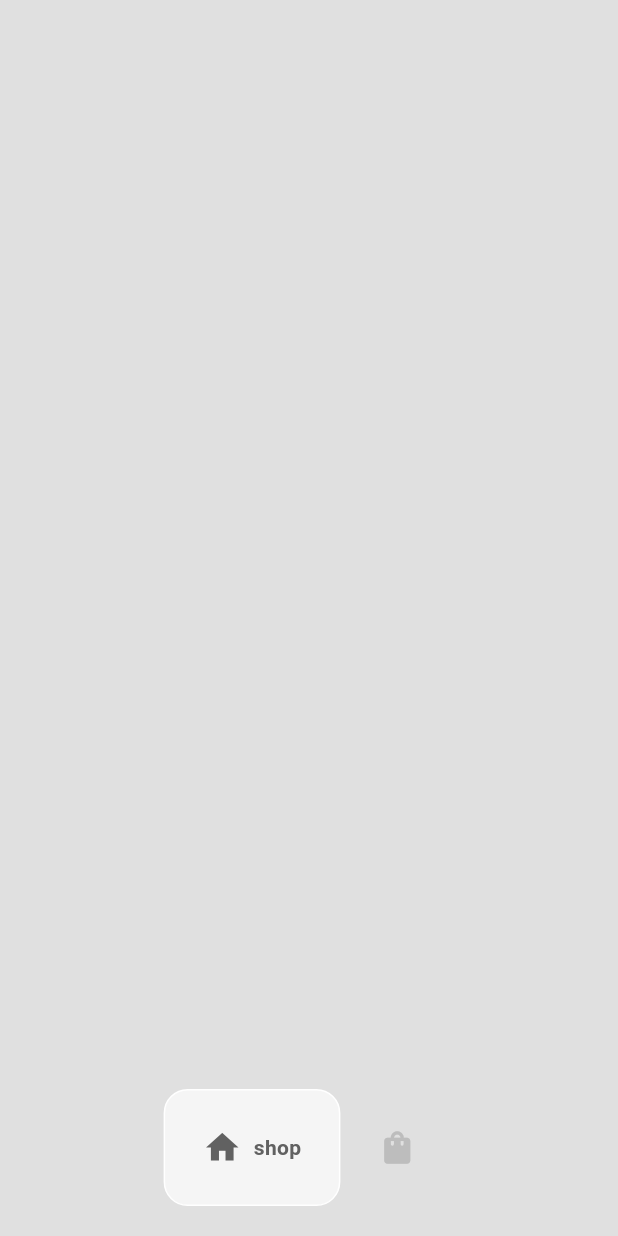
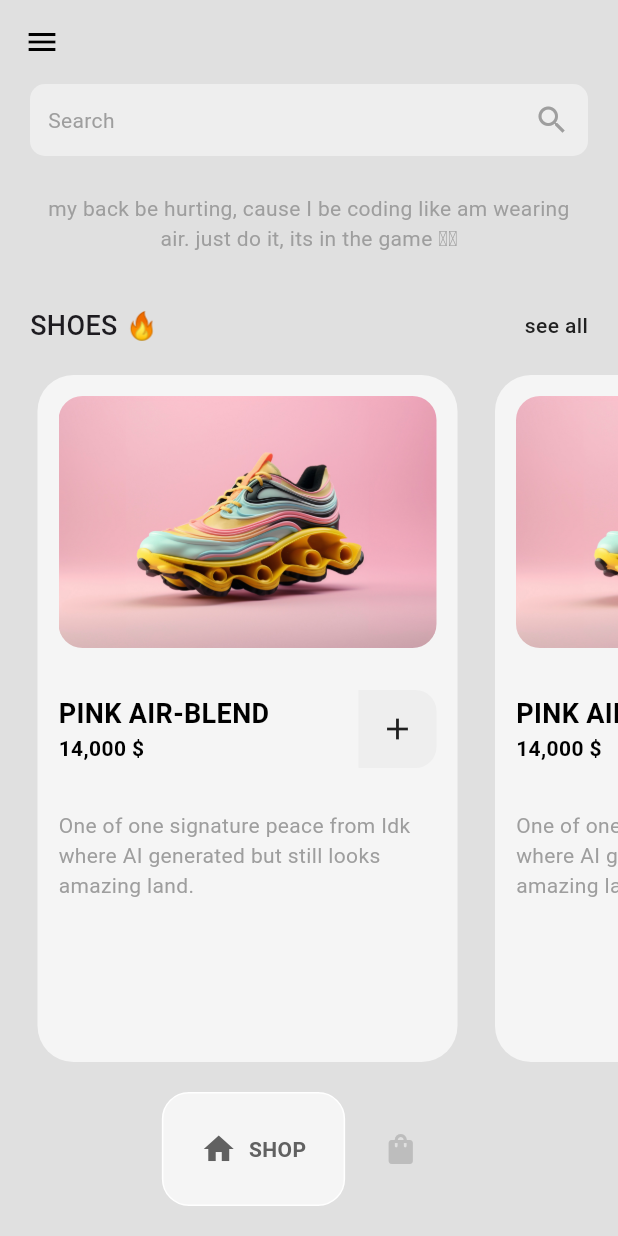
Before and after one commit to Yehonatal/project_ecart, a Flutter app: the HomePage screen opened directly, on a phone screen of 412 x 824 dp. Run offline on Flutter 3.47's test engine with Material 3 defaults, Android fonts, the phone set to English and light mode, and no system bars; drawn by our look-alikes of google_nav_bar.

Commit message:
Dev: model made, shoe tiles made, drawer added and route c - s and s - c added

```diff
--- a/lib/components/bottom_nav_bar.dart
+++ b/lib/components/bottom_nav_bar.dart
@@ -1,3 +1,5 @@
+// ignore_for_file: must_be_immutable
+
 import "package:flutter/material.dart";
 import "package:google_nav_bar/google_nav_bar.dart";
 
@@ -10,7 +12,6 @@ class BottomNavBar extends StatelessWidget {
     return Container(
       padding: const EdgeInsets.symmetric(vertical: 20),
       child: GNav(
-          iconSize: 26,
           haptic: true,
           gap: 8,
           color: Colors.grey[400],
@@ -18,16 +19,17 @@ class BottomNavBar extends StatelessWidget {
           tabActiveBorder: Border.all(color: Colors.white),
           tabBackgroundColor: Colors.grey.shade100,
           mainAxisAlignment: MainAxisAlignment.center,
-          tabBorderRadius: 16,
+          tabBorderRadius: 18,
+          iconSize: 24,
           onTabChange: (value) => onTabChange!(value),
           tabs: const [
             GButton(
               icon: Icons.home,
-              text: "shop",
+              text: "SHOP",
             ),
             GButton(
               icon: Icons.shopping_bag_rounded,
-              text: "cart",
+              text: "CART",
             ),
           ]),
     );
--- /dev/null
+++ b/lib/components/shoe_tile.dart
@@ -0,0 +1,79 @@
+import 'package:flutter/material.dart';
+import 'package:project_ecart/models/shoe.dart';
+
+class ShoeTile extends StatelessWidget {
+  Shoe shoe;
+  ShoeTile({super.key, required this.shoe});
+
+  @override
+  Widget build(BuildContext context) {
+    return Container(
+      margin: const EdgeInsets.only(left: 25),
+      width: 280,
+      decoration: BoxDecoration(
+          color: Colors.grey[100], borderRadius: BorderRadius.circular(24)),
+      child: Column(
+        mainAxisAlignment: MainAxisAlignment.start,
+        children: [
+          // shoe image
+          Padding(
+            padding: const EdgeInsets.all(14),
+            child: ClipRRect(
+              borderRadius: BorderRadius.circular(16),
+              child: Image.asset(shoe.imagePath),
+            ),
+          ),
+
+          // button to add to cart
+          Padding(
+            padding: const EdgeInsets.all(14),
+            child: Row(
+              mainAxisAlignment: MainAxisAlignment.spaceBetween,
+              children: [
+                Column(
+                  crossAxisAlignment: CrossAxisAlignment.start,
+                  children: [
+                    Text(
+                      shoe.name,
+                      style: const TextStyle(
+                          color: Colors.black,
+                          fontWeight: FontWeight.bold,
+                          fontSize: 18),
+                    ),
+                    Text(
+                      shoe.price,
+                      style: const TextStyle(
+                          color: Colors.black,
+                          fontWeight: FontWeight.bold,
+                          fontSize: 14),
+                    )
+                  ],
+                ),
+                Container(
+                  child: Icon(Icons.add),
+                  padding: EdgeInsets.all(14),
+                  decoration: BoxDecoration(
+                      color: Colors.grey[200],
+                      borderRadius: BorderRadiusDirectional.only(
+                          topEnd: Radius.circular(14),
+                          bottomEnd: Radius.circular(14))),
+                )
+              ],
+            ),
+          ),
+
+          // price and other details
+          Padding(
+            padding: const EdgeInsets.all(14),
+            child: Text(
+              shoe.description,
+              style: TextStyle(
+                color: Colors.grey[500],
+              ),
+            ),
+          ),
+        ],
+      ),
+    );
+  }
+}
--- /dev/null
+++ b/lib/models/shoe.dart
@@ -0,0 +1,12 @@
+class Shoe {
+  final String name;
+  final String price;
+  final String imagePath;
+  final String description;
+
+  Shoe(
+      {required this.name,
+      required this.price,
+      required this.description,
+      required this.imagePath});
+}
--- /dev/null
+++ b/lib/pages/cart_page.dart
@@ -0,0 +1,15 @@
+import "package:flutter/material.dart";
+
+class CartPage extends StatelessWidget {
+  const CartPage({super.key});
+
+  @override
+  Widget build(BuildContext context) {
+    return Scaffold(
+      backgroundColor: Colors.grey[300],
+      body: const Center(
+        child: Text("Cart"),
+      ),
+    );
+  }
+}
--- a/lib/pages/home_page.dart
+++ b/lib/pages/home_page.dart
@@ -1,5 +1,7 @@
 import "package:flutter/material.dart";
 import "package:project_ecart/components/bottom_nav_bar.dart";
+import "package:project_ecart/pages/cart_page.dart";
+import "package:project_ecart/pages/shop_page.dart";
 
 class HomePage extends StatefulWidget {
   const HomePage({super.key});
@@ -9,13 +11,116 @@ class HomePage extends StatefulWidget {
 }
 
 class _HomePageState extends State<HomePage> {
+  int _selectIndex = 0;
+
+  void navigateBottomBar(int index) {
+    setState(() {
+      _selectIndex = index;
+    });
+  }
+
+  final List<Widget> _pages = [const ShopPage(), const CartPage()];
+
   @override
   Widget build(BuildContext context) {
     return Scaffold(
       backgroundColor: Colors.grey[300],
       bottomNavigationBar: BottomNavBar(
-        onTabChange: (index) => {},
+        onTabChange: (index) => navigateBottomBar(index),
       ),
+      appBar: AppBar(
+        backgroundColor: Colors.transparent,
+        leading: Builder(builder: (context) {
+          return IconButton(
+              onPressed: () {
+                Scaffold.of(context).openDrawer();
+              },
+              icon: const Icon(
+                Icons.menu,
+                color: Colors.black,
+              ));
+        }),
+      ),
+      drawer: Drawer(
+          backgroundColor: Colors.grey[900],
+          child: Padding(
+            padding: const EdgeInsets.symmetric(vertical: 15),
+            child: Column(
+              mainAxisAlignment: MainAxisAlignment.spaceBetween,
+              children: [
+                Column(
+                  children: [
+                    // logo
+                    DrawerHeader(
+                        decoration: BoxDecoration(
+                            border: Border(
+                                bottom: Divider.createBorderSide(context,
+                                    color: Colors.transparent, width: 2))),
+                        child: Image.asset(
+                          'assets/images/nike.png',
+                          color: Colors.white,
+                        )),
+
+                    Padding(
+                      padding: const EdgeInsets.symmetric(horizontal: 25),
+                      child: Divider(
+                        color: Colors.grey[900],
+                      ),
+                    ),
+
+                    // menu options
+                    const Padding(
+                      padding: EdgeInsets.symmetric(horizontal: 25),
+                      child: ListTile(
+                        horizontalTitleGap: 24,
+                        leading: Icon(
+                          Icons.home,
+                          color: Colors.white,
+                          size: 28,
+                        ),
+                        title: Text(
+                          'Home',
+                          style: TextStyle(color: Colors.white, fontSize: 14),
+                        ),
+                      ),
+                    ),
+                    const Padding(
+                      padding: EdgeInsets.symmetric(horizontal: 25),
+                      child: ListTile(
+                        horizontalTitleGap: 24,
+                        leading: Icon(
+                          size: 28,
+                          Icons.info,
+                          color: Colors.white,
+                        ),
+                        title: Text(
+                          'About',
+                          style: TextStyle(color: Colors.white, fontSize: 14),
+                        ),
+                      ),
+                    ),
+                  ],
+                ),
+
+                //  Logo out
+                const Padding(
+                  padding: EdgeInsets.only(left: 25, bottom: 35),
+                  child: ListTile(
+                    horizontalTitleGap: 24,
+                    leading: Icon(
+                      Icons.logout,
+                      color: Colors.white,
+                    ),
+                    title: Text(
+                      'logout',
+                      style: TextStyle(color: Colors.white, fontSize: 14),
+                    ),
+                  ),
+                ),
+              ],
+            ),
+          )),
+      body: _pages[_selectIndex],
     );
   }
 }
--- a/lib/pages/intro_page.dart
+++ b/lib/pages/intro_page.dart
@@ -8,6 +8,9 @@ class IntroPage extends StatelessWidget {
   Widget build(BuildContext context) {
     return Scaffold(
         backgroundColor: Colors.grey[300],
+        // appBar: AppBar(
+        //   backgroundColor: Colors.grey[300],
+        // ),
         body: Center(
           child: Padding(
             padding: const EdgeInsets.symmetric(horizontal: 25),
--- /dev/null
+++ b/lib/pages/shop_page.dart
@@ -0,0 +1,88 @@
+import "package:flutter/material.dart";
+import "package:project_ecart/models/shoe.dart";
+
+import "../components/shoe_tile.dart";
+
+class ShopPage extends StatelessWidget {
+  const ShopPage({super.key});
+
+  @override
+  Widget build(BuildContext context) {
+    return Column(
+      children: [
+        // search bar
+        Container(
+            padding: const EdgeInsets.all(12),
+            margin: const EdgeInsets.symmetric(horizontal: 20),
+            decoration: BoxDecoration(
+                color: Colors.grey[200],
+                borderRadius: BorderRadius.circular(10)),
+            child: const Row(
+              mainAxisAlignment: MainAxisAlignment.spaceBetween,
+              children: [
+                Text(
+                  "Search",
+                  style: TextStyle(color: Colors.grey),
+                ),
+                Icon(
+                  Icons.search,
+                  color: Colors.grey,
+                )
+              ],
+            )),
+
+        // message
+        const Padding(
+          padding: EdgeInsets.all(25),
+          child: Text(
+            "my back be hurting, cause I be coding like am wearing air. just do it, its in the game 🤌🏾",
+            textAlign: TextAlign.center,
+            style: TextStyle(color: Colors.grey),
+          ),
+        ),
+
+        // list of shoes
+        Padding(
+          padding: const EdgeInsets.symmetric(horizontal: 20, vertical: 10),
+          child: Row(
+            mainAxisAlignment: MainAxisAlignment.spaceBetween,
+            children: [
+              const Text(
+                "SHOES 🔥",
+                style: TextStyle(fontWeight: FontWeight.w500, fontSize: 18),
+              ),
+              Text(
+                "see all",
+                style: TextStyle(
+                    color: Colors.grey.shade900,
+                    fontWeight: FontWeight.w500,
+                    fontSize: 14),
+              )
+            ],
+          ),
+        ),
+
+        const SizedBox(
+          height: 10,
+        ),
+
+        Expanded(
+            child: ListView.builder(
+                itemCount: 4,
+                scrollDirection: Axis.horizontal,
+                itemBuilder: (context, index) {
+                  // create a shoe
+                  Shoe shoe = Shoe(
+                      name: "PINK AIR-BLEND",
+                      price: "14,000 \$",
+                      description:
+                          "One of one signature peace from Idk where AI generated but still looks amazing land.  ",
+                      imagePath: "assets/images/mellow.jpg");
+                  return ShoeTile(
+                    shoe: shoe,
+                  );
+                }))
+      ],
+    );
+  }
+}
```
